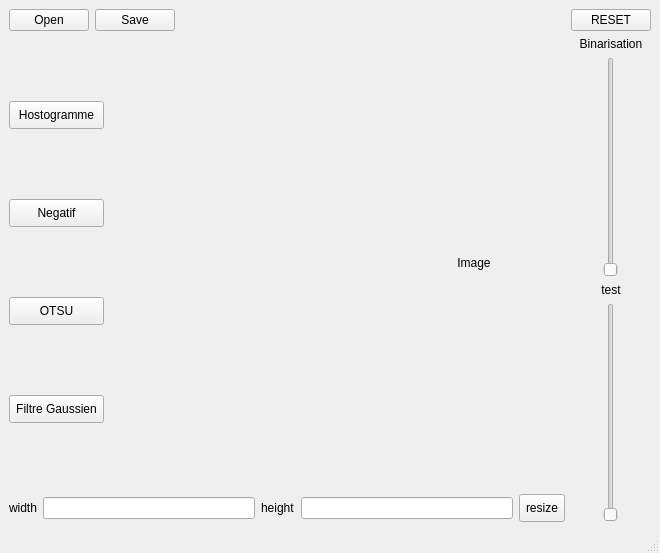
Old version of the form design.ui in the repository Eraoui909/VisionParOrdinateur.
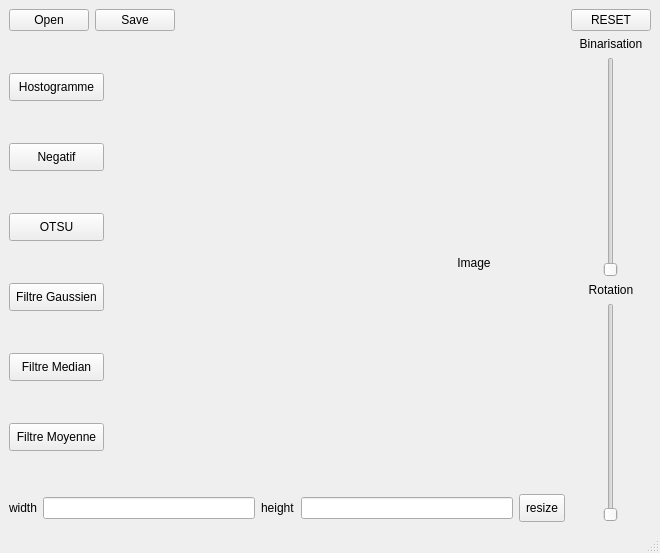
New version of the form.

Commit message: add filtre buttons

The edit to the form file:
```diff
--- a/design.ui
+++ b/design.ui
@@ -162,7 +162,7 @@
       <item>
        <widget class="QLabel" name="label_2">
         <property name="text">
-         <string>test</string>
+         <string>Rotation</string>
         </property>
         <property name="alignment">
          <set>Qt::AlignCenter</set>
@@ -256,6 +256,36 @@
             </property>
            </widget>
           </item>
+          <item>
+           <widget class="QPushButton" name="medianFiltreButton">
+            <property name="styleSheet">
+             <string notr="true">QPushButton{
+	background-color:&quot;#555555&quot;;
+	color:&quot;#fff&quot;;
+	padding:6px;
+	border-raduis: 5px;
+}</string>
+            </property>
+            <property name="text">
+             <string>Filtre Median</string>
+            </property>
+           </widget>
+          </item>
+          <item>
+           <widget class="QPushButton" name="pushButton">
+            <property name="styleSheet">
+             <string notr="true">QPushButton{
+	background-color:&quot;#555555&quot;;
+	color:&quot;#fff&quot;;
+	padding:6px;
+	border-raduis: 5px;
+}</string>
+            </property>
+            <property name="text">
+             <string>Filtre Moyenne</string>
+            </property>
+           </widget>
+          </item>
          </layout>
         </item>
         <item>
```
Left out of the diff: 39 changed lines with no effect on the pictures.
